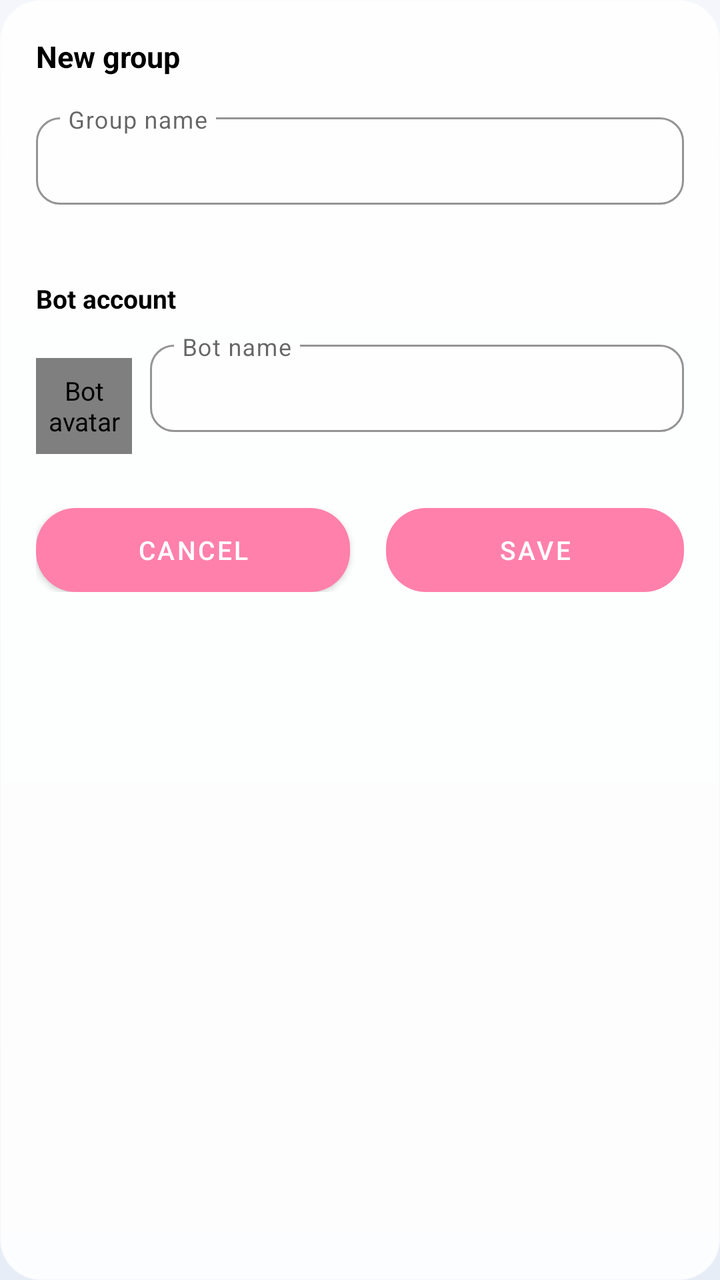
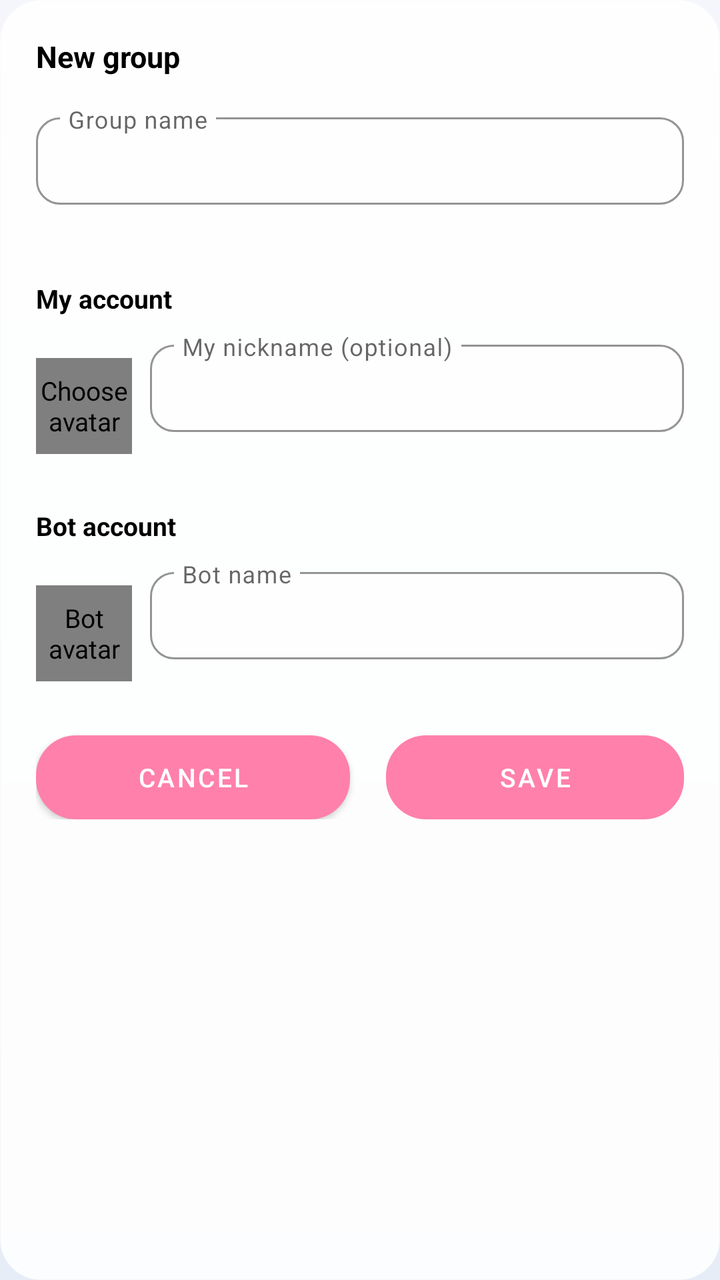

The first picture is an Android layout as it rendered before a commit; the second is the same layout after the commit. The layout source and the unified diff follow.
<!-- AndroidManifest.xml: application theme Theme.ZhenxunBotManager -->
<!-- res/layout/dialog_lab_create_group.xml -->
<?xml version="1.0" encoding="utf-8"?>
<ScrollView xmlns:android="http://schemas.android.com/apk/res/android"
    xmlns:app="http://schemas.android.com/apk/res-auto"
    android:layout_width="wrap_content"
    android:layout_height="wrap_content"
    android:background="@drawable/bg_dialog_round"
    android:minWidth="300dp"
    android:orientation="vertical"
    android:padding="@dimen/box_padding">

    <LinearLayout
        android:layout_width="match_parent"
        android:layout_height="wrap_content"
        android:orientation="vertical">

        <TextView
            android:layout_width="match_parent"
            android:layout_height="wrap_content"
            android:text="@string/lab_create_group"
            android:textColor="@color/dn_black"
            android:textSize="@dimen/title_size_normal"
            android:textStyle="bold" />

        <com.google.android.material.textfield.TextInputLayout
            style="@style/TextInputLayout"
            android:layout_width="match_parent"
            android:layout_height="wrap_content"
            android:layout_marginTop="@dimen/margin_wider"
            android:hint="@string/lab_group_name"
            app:expandedHintEnabled="false">

            <com.google.android.material.textfield.TextInputEditText
                android:id="@+id/et_group_name"
                android:layout_width="match_parent"
                android:layout_height="wrap_content"
                android:inputType="text"
                android:maxLength="24"
                android:textColorHint="@color/text_gray"
                android:textSize="@dimen/et_text_size" />
        </com.google.android.material.textfield.TextInputLayout>

        <TextView
            android:layout_width="match_parent"
            android:layout_height="wrap_content"
            android:layout_marginTop="@dimen/margin_wider"
            android:text="@string/lab_bot_section"
            android:textColor="@color/dn_black"
            android:textSize="@dimen/text_size_normal"
            android:textStyle="bold" />

        <LinearLayout
            android:layout_width="match_parent"
            android:layout_height="wrap_content"
            android:layout_marginTop="@dimen/margin_normal"
            android:gravity="center_vertical"
            android:orientation="horizontal">

            <me.kbai.zhenxunui.widget.CornerImageView
                android:id="@+id/iv_bot_avatar"
                android:layout_width="48dp"
                android:layout_height="48dp"
                android:background="?attr/selectableItemBackgroundBorderless"
                android:contentDescription="@string/lab_bot_avatar"
                android:src="@drawable/ic_lab_bot_avatar"
                app:cornerRadius="999dp" />

            <com.google.android.material.textfield.TextInputLayout
                style="@style/TextInputLayout"
                android:layout_width="0dp"
                android:layout_height="wrap_content"
                android:layout_marginStart="@dimen/margin_normal"
                android:layout_weight="1"
                android:hint="@string/lab_bot_name_label"
                app:expandedHintEnabled="false">

                <com.google.android.material.textfield.TextInputEditText
                    android:id="@+id/et_bot_name"
                    android:layout_width="match_parent"
                    android:layout_height="wrap_content"
                    android:inputType="text"
                    android:maxLength="24"
                    android:textColorHint="@color/text_gray"
                    android:textSize="@dimen/et_text_size" />
            </com.google.android.material.textfield.TextInputLayout>
        </LinearLayout>

        <LinearLayout
            android:layout_width="match_parent"
            android:layout_height="wrap_content"
            android:layout_marginTop="@dimen/margin_wider"
            android:orientation="horizontal">

            <com.google.android.material.button.MaterialButton
                android:id="@+id/btn_cancel"
                android:layout_width="wrap_content"
                android:layout_height="wrap_content"
                android:layout_marginEnd="@dimen/margin_normal"
                android:layout_weight="1"
                android:text="@string/cancel" />

            <com.google.android.material.button.MaterialButton
                android:id="@+id/btn_save"
                android:layout_width="wrap_content"
                android:layout_height="wrap_content"
                android:layout_marginStart="@dimen/margin_normal"
                android:layout_weight="1"
                android:enabled="false"
                android:text="@string/save" />
        </LinearLayout>
    </LinearLayout>
</ScrollView>
<!-- resources referenced by this layout -->
<resources>
  <color name="dn_black">@color/black</color>
  <color name="text_gray">#999999</color>
  <dimen name="box_padding">18dp</dimen>
  <dimen name="et_text_size">13sp</dimen>
  <dimen name="margin_normal">9dp</dimen>
  <dimen name="margin_wider">15dp</dimen>
  <dimen name="text_size_normal">13sp</dimen>
  <dimen name="title_size_normal">15sp</dimen>
  <!-- drawable bg_dialog_round (drawable) -->
  <?xml version="1.0" encoding="utf-8"?>
  <shape xmlns:android="http://schemas.android.com/apk/res/android"
      android:shape="rectangle">
      <solid android:color="@color/glass_dialog" />
      <stroke
          android:width="1dp"
          android:color="@color/glass_border" />
      <corners android:radius="@dimen/box_round_radius" />
  </shape>
  <string name="cancel">Cancel</string>
  <string name="lab_bot_avatar">Bot avatar</string>
  <string name="lab_bot_name_label">Bot name</string>
  <string name="lab_bot_section">Bot account</string>
  <string name="lab_create_group">New group</string>
  <string name="lab_group_name">Group name</string>
  <string name="save">Save</string>
  <color name="black">#FF000000</color>
  <color name="glass_dialog">#E6FFFFFF</color>
  <color name="glass_border">#99FFFFFF</color>
  <dimen name="box_round_radius">20dp</dimen>
  <color name="color_error">#FA5B30</color>
  <color name="glass_input">#B3FFFFFF</color>
  <color name="glass_input_stroke">#80FFFFFF</color>
  <color name="pink_A100">#FF80AB</color>
  <color name="white">#FFFFFFFF</color>
  <color name="teal_200">#FF03DAC5</color>
  <color name="teal_700">#FF018786</color>
  <color name="glass_surface_soft">#80FFFFFF</color>
  <!-- drawable bg_glass_window (drawable) -->
  <?xml version="1.0" encoding="utf-8"?>
  <shape xmlns:android="http://schemas.android.com/apk/res/android"
      android:shape="rectangle">
      <gradient
          android:angle="270"
          android:endColor="@color/glass_backdrop_bottom"
          android:startColor="@color/glass_backdrop_top" />
  </shape>
  <style name="ThemeOverlay.Glass.Dialog" parent="ThemeOverlay.MaterialComponents.MaterialAlertDialog">
          <item name="android:windowBackground">@android:color/transparent</item>
          <item name="colorSurface">@color/glass_dialog</item>
          <item name="buttonBarButtonStyle">@style/Widget.Glass.Dialog.Button</item>
      </style>
  <color name="glass_backdrop_bottom">#FFE6EDF7</color>
  <color name="glass_backdrop_top">#FFF4F6FB</color>
  <color name="glass_button_tint">#FFFF80AB</color>
  <color name="glass_button_text">#FFFFFFFF</color>
  <color name="glass_ripple">#40FF80AB</color>
  <style name="Widget.Glass.Dialog.Button" parent="Widget.MaterialComponents.Button.TextButton.Dialog">
          <item name="android:textColor">?attr/colorPrimary</item>
          <item name="rippleColor">@color/glass_ripple</item>
      </style>
  <!-- unchanged entries left out for length: 4 -->
</resources>

<!-- the commit's change to res/layout/dialog_lab_create_group.xml (unified diff, before → after) -->
@@ -38,6 +38,51 @@
                 android:textColorHint="@color/text_gray"
                 android:textSize="@dimen/et_text_size" />
         </com.google.android.material.textfield.TextInputLayout>
+
+        <TextView
+            android:layout_width="match_parent"
+            android:layout_height="wrap_content"
+            android:layout_marginTop="@dimen/margin_wider"
+            android:text="@string/lab_my_account_section"
+            android:textColor="@color/dn_black"
+            android:textSize="@dimen/text_size_normal"
+            android:textStyle="bold" />
+
+        <LinearLayout
+            android:layout_width="match_parent"
+            android:layout_height="wrap_content"
+            android:layout_marginTop="@dimen/margin_normal"
+            android:gravity="center_vertical"
+            android:orientation="horizontal">
+
+            <me.kbai.zhenxunui.widget.CornerImageView
+                android:id="@+id/iv_account_avatar"
+                android:layout_width="48dp"
+                android:layout_height="48dp"
+                android:background="?attr/selectableItemBackgroundBorderless"
+                android:contentDescription="@string/lab_choose_avatar"
+                android:src="@drawable/ic_lab_group_avatar"
+                app:cornerRadius="999dp" />
+
+            <com.google.android.material.textfield.TextInputLayout
+                style="@style/TextInputLayout"
+                android:layout_width="0dp"
+                android:layout_height="wrap_content"
+                android:layout_marginStart="@dimen/margin_normal"
+                android:layout_weight="1"
+                android:hint="@string/lab_my_name_label"
+                app:expandedHintEnabled="false">
+
+                <com.google.android.material.textfield.TextInputEditText
+                    android:id="@+id/et_account_name"
+                    android:layout_width="match_parent"
+                    android:layout_height="wrap_content"
+                    android:inputType="text"
+                    android:maxLength="24"
+                    android:textColorHint="@color/text_gray"
+                    android:textSize="@dimen/et_text_size" />
+            </com.google.android.material.textfield.TextInputLayout>
+        </LinearLayout>
 
         <TextView
             android:layout_width="match_parent"
<!-- resource entries referenced after the edit -->
@@ -18,12 +18,39 @@
           android:color="@color/glass_border" />
       <corners android:radius="@dimen/box_round_radius" />
   </shape>
+  <!-- drawable ic_lab_group_avatar (drawable) -->
+  <?xml version="1.0" encoding="utf-8"?>
+  <vector xmlns:android="http://schemas.android.com/apk/res/android"
+      android:width="48dp"
+      android:height="48dp"
+      android:viewportWidth="48"
+      android:viewportHeight="48">
+  
+      <path
+          android:fillColor="#7C6BFF"
+          android:pathData="M24,0A24,24 0 1,0 24,48A24,24 0 1,0 24,0Z" />
+      <path
+          android:fillColor="#FFFFFF"
+          android:pathData="M19,17m-5.5,0a5.5,5.5 0 1,0 11,0a5.5,5.5 0 1,0 -11,0" />
+      <path
+          android:fillColor="#FFFFFF"
+          android:pathData="M31,19m-4,0a4,4 0 1,0 8,0a4,4 0 1,0 -8,0" />
+      <path
+          android:fillColor="#FFFFFF"
+          android:pathData="M8,38C8,31 12.5,26.5 19,26.5C25.5,26.5 30,31 30,38Z" />
+      <path
+          android:fillColor="#FFFFFF"
+          android:pathData="M27,38C27,33 30,29.5 34,29.5C38,29.5 41,33 41,38Z" />
+  </vector>
   <string name="cancel">Cancel</string>
   <string name="lab_bot_avatar">Bot avatar</string>
   <string name="lab_bot_name_label">Bot name</string>
   <string name="lab_bot_section">Bot account</string>
+  <string name="lab_choose_avatar">Choose avatar</string>
   <string name="lab_create_group">New group</string>
   <string name="lab_group_name">Group name</string>
+  <string name="lab_my_account_section">My account</string>
+  <string name="lab_my_name_label">My nickname (optional)</string>
   <string name="save">Save</string>
   <color name="black">#FF000000</color>
   <color name="glass_dialog">#E6FFFFFF</color>
